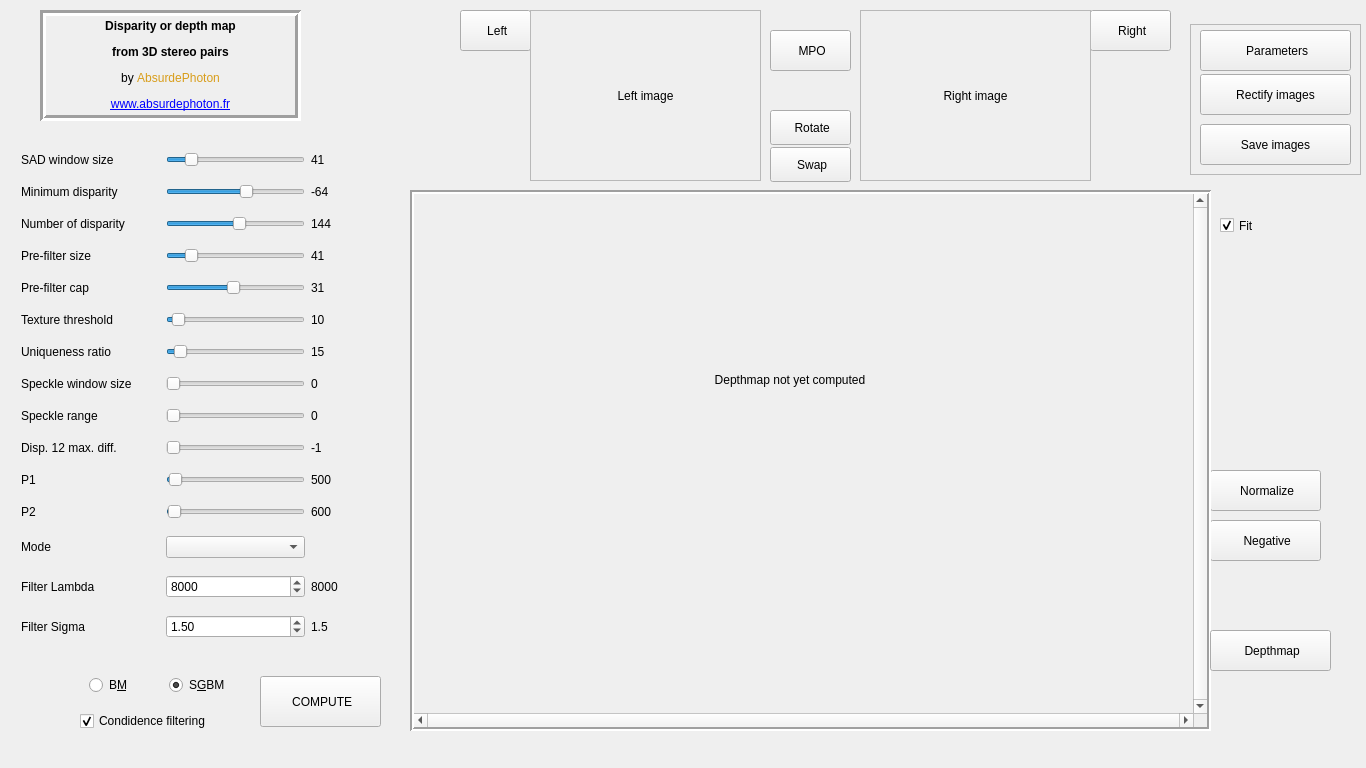
Qt form mainwindow.ui (AbsurdePhoton/disparity-filtering-mpo) before a commit.
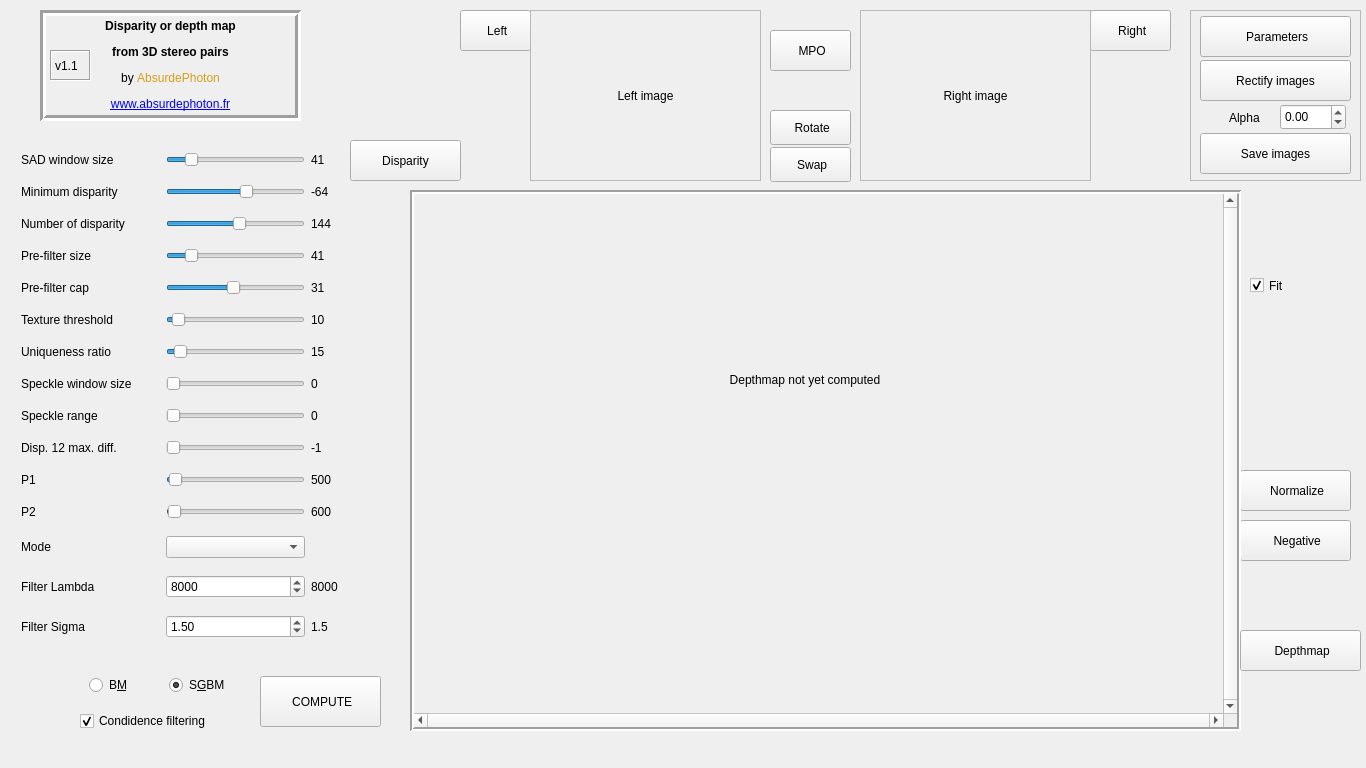
The same form after that commit. Icons and pictures are not drawn.

Commit message: v1.1 - Added visual measurement of disparity

Patch:
```diff
--- a/mainwindow.ui
+++ b/mainwindow.ui
@@ -801,7 +801,7 @@
    <widget class="QPushButton" name="Save_depthmap">
     <property name="geometry">
      <rect>
-      <x>1210</x>
+      <x>1240</x>
       <y>630</y>
       <width>121</width>
       <height>41</height>
@@ -872,7 +872,7 @@
    <widget class="QPushButton" name="Negative">
     <property name="geometry">
      <rect>
-      <x>1210</x>
+      <x>1240</x>
       <y>520</y>
       <width>111</width>
       <height>41</height>
@@ -898,7 +898,7 @@
    <widget class="QPushButton" name="Normalize">
     <property name="geometry">
      <rect>
-      <x>1210</x>
+      <x>1240</x>
       <y>470</y>
       <width>111</width>
       <height>41</height>
@@ -926,7 +926,7 @@
      <rect>
       <x>410</x>
       <y>190</y>
-      <width>801</width>
+      <width>831</width>
       <height>541</height>
      </rect>
     </property>
@@ -957,7 +957,7 @@
     <widget class="QWidget" name="scrollAreaWidgetContents">
      <property name="geometry">
       <rect>
-       <x>277</x>
+       <x>292</x>
        <y>167</y>
        <width>227</width>
        <height>187</height>
@@ -1102,8 +1102,8 @@
    <widget class="QCheckBox" name="checkBox_fit">
     <property name="geometry">
      <rect>
-      <x>1220</x>
-      <y>210</y>
+      <x>1250</x>
+      <y>270</y>
       <width>92</width>
       <height>31</height>
      </rect>
@@ -1132,9 +1132,9 @@
     <property name="geometry">
      <rect>
       <x>1190</x>
-      <y>24</y>
+      <y>10</y>
       <width>171</width>
-      <height>151</height>
+      <height>171</height>
      </rect>
     </property>
     <property name="frameShape">
@@ -1150,7 +1150,7 @@
      <property name="geometry">
       <rect>
        <x>10</x>
-       <y>100</y>
+       <y>123</y>
        <width>151</width>
        <height>41</height>
       </rect>
@@ -1224,6 +1224,44 @@
       </size>
      </property>
     </widget>
+    <widget class="QDoubleSpinBox" name="doubleSpinBox_alpha">
+     <property name="geometry">
+      <rect>
+       <x>90</x>
+       <y>94</y>
+       <width>66</width>
+       <height>26</height>
+      </rect>
+     </property>
+     <property name="toolTip">
+      <string>&lt;html&gt;&lt;head/&gt;&lt;body&gt;&lt;p&gt;Scaling for image rectification:&lt;/p&gt;&lt;p&gt;* -1: default&lt;/p&gt;&lt;p&gt;*  0: no black area visible&lt;/p&gt;&lt;p&gt;*  1: the rectified image is decimated and shifted so that all the pixels from the original images from the cameras are retained in the rectified images (no source image pixels are lost)&lt;/p&gt;&lt;/body&gt;&lt;/html&gt;</string>
+     </property>
+     <property name="minimum">
+      <double>-1.000000000000000</double>
+     </property>
+     <property name="maximum">
+      <double>1.000000000000000</double>
+     </property>
+     <property name="singleStep">
+      <double>0.100000000000000</double>
+     </property>
+     <property name="value">
+      <double>0.000000000000000</double>
+     </property>
+    </widget>
+    <widget class="QLabel" name="label_17">
+     <property name="geometry">
+      <rect>
+       <x>39</x>
+       <y>100</y>
+       <width>41</width>
+       <height>16</height>
+      </rect>
+     </property>
+     <property name="text">
+      <string>Alpha</string>
+     </property>
+    </widget>
    </widget>
    <widget class="QLabel" name="label_16">
     <property name="geometry">
@@ -1244,6 +1282,54 @@
      <pixmap resource="resources.qrc">:/icons/absurdephoton.png</pixmap>
     </property>
    </widget>
+   <widget class="QPushButton" name="Disparity">
+    <property name="geometry">
+     <rect>
+      <x>350</x>
+      <y>140</y>
+      <width>111</width>
+      <height>41</height>
+     </rect>
+    </property>
+    <property name="toolTip">
+     <string>&lt;html&gt;&lt;head/&gt;&lt;body&gt;&lt;p&gt;Graphically measure minimum and maximum disparity.&lt;/p&gt;&lt;p&gt;Won't work until:&lt;/p&gt;&lt;p&gt;* left and right images are populated&lt;/p&gt;&lt;p&gt;* rectification has been applied&lt;/p&gt;&lt;/body&gt;&lt;/html&gt;</string>
+    </property>
+    <property name="text">
+     <string>Disparity</string>
+    </property>
+    <property name="icon">
+     <iconset resource="resources.qrc">
+      <normaloff>:/icons/disparity.png</normaloff>:/icons/disparity.png</iconset>
+    </property>
+    <property name="iconSize">
+     <size>
+      <width>32</width>
+      <height>32</height>
+     </size>
+    </property>
+   </widget>
+   <widget class="QLabel" name="label_18">
+    <property name="geometry">
+     <rect>
+      <x>50</x>
+      <y>50</y>
+      <width>41</width>
+      <height>31</height>
+     </rect>
+    </property>
+    <property name="toolTip">
+     <string>v1.1: added visual measurement of minimum and maximum disparity</string>
+    </property>
+    <property name="frameShape">
+     <enum>QFrame::Box</enum>
+    </property>
+    <property name="frameShadow">
+     <enum>QFrame::Sunken</enum>
+    </property>
+    <property name="text">
+     <string>v1.1</string>
+    </property>
+   </widget>
    <zorder>frame</zorder>
    <zorder>Left</zorder>
    <zorder>layoutWidget</zorder>
```
Left out of the diff: 20 changed lines with no effect on the pictures. The commit also changes 10 other files.
